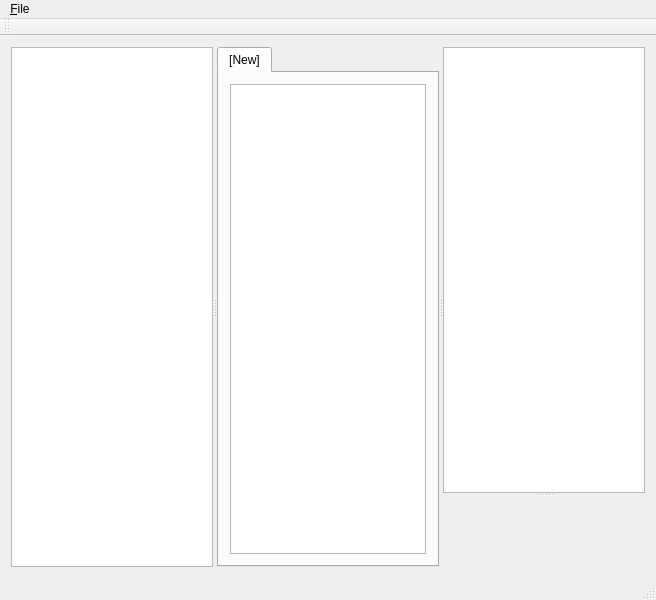
This is src/mainwindow.ui in GilesBathgate/RapCAD as Qt 5 draws it before an edit. The edited form follows.
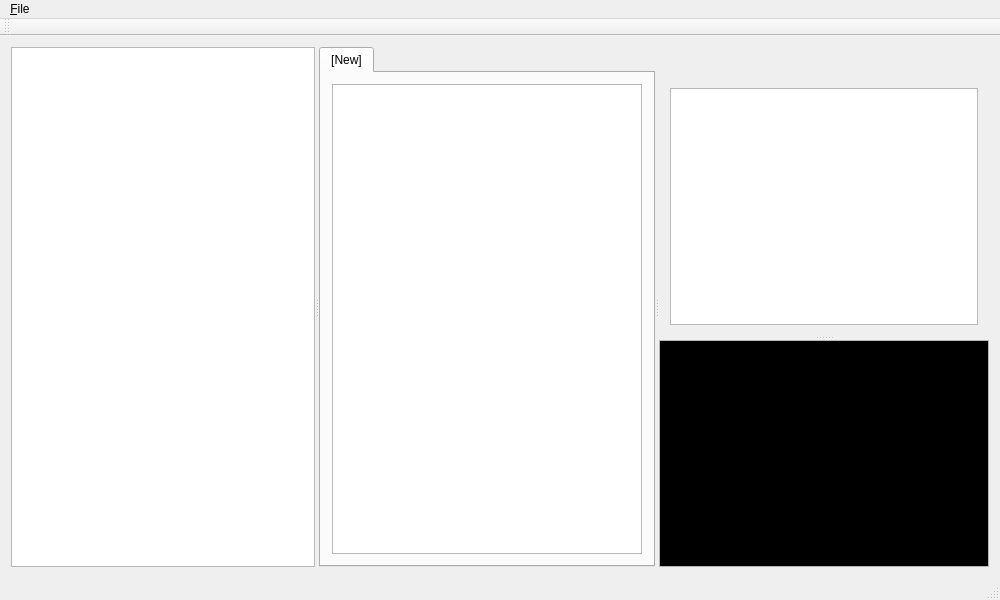
This is the edited form.

Commit message: A few tweaks to the GUI to make mockup screenshots.

Diff of the .ui file:
```diff
--- a/src/mainwindow.ui
+++ b/src/mainwindow.ui
@@ -6,7 +6,7 @@
    <rect>
     <x>0</x>
     <y>0</y>
-    <width>656</width>
+    <width>1000</width>
     <height>600</height>
    </rect>
   </property>
@@ -43,8 +43,95 @@
        <property name="orientation">
         <enum>Qt::Vertical</enum>
        </property>
-       <widget class="QTextEdit" name="glView"/>
-       <widget class="QWidget" name="widget" native="true"/>
+       <widget class="QWidget" name="verticalLayoutWidget">
+        <layout class="QVBoxLayout" name="verticalLayout">
+         <item>
+          <spacer name="verticalSpacer">
+           <property name="orientation">
+            <enum>Qt::Vertical</enum>
+           </property>
+           <property name="sizeType">
+            <enum>QSizePolicy::Fixed</enum>
+           </property>
+           <property name="sizeHint" stdset="0">
+            <size>
+             <width>0</width>
+             <height>30</height>
+            </size>
+           </property>
+          </spacer>
+         </item>
+         <item>
+          <widget class="QTextEdit" name="textEdit"/>
+         </item>
+        </layout>
+       </widget>
+       <widget class="QPlainTextEdit" name="plainTextEdit">
+        <property name="palette">
+         <palette>
+          <active>
+           <colorrole role="Text">
+            <brush brushstyle="SolidPattern">
+             <color alpha="255">
+              <red>255</red>
+              <green>255</green>
+              <blue>255</blue>
+             </color>
+            </brush>
+           </colorrole>
+           <colorrole role="Base">
+            <brush brushstyle="SolidPattern">
+             <color alpha="255">
+              <red>0</red>
+              <green>0</green>
+              <blue>0</blue>
+             </color>
+            </brush>
+           </colorrole>
+          </active>
+          <inactive>
+           <colorrole role="Text">
+            <brush brushstyle="SolidPattern">
+             <color alpha="255">
+              <red>255</red>
+              <green>255</green>
+              <blue>255</blue>
+             </color>
+            </brush>
+           </colorrole>
+           <colorrole role="Base">
+            <brush brushstyle="SolidPattern">
+             <color alpha="255">
+              <red>0</red>
+              <green>0</green>
+              <blue>0</blue>
+             </color>
+            </brush>
+           </colorrole>
+          </inactive>
+          <disabled>
+           <colorrole role="Text">
+            <brush brushstyle="SolidPattern">
+             <color alpha="255">
+              <red>159</red>
+              <green>158</green>
+              <blue>158</blue>
+             </color>
+            </brush>
+           </colorrole>
+           <colorrole role="Base">
+            <brush brushstyle="SolidPattern">
+             <color alpha="255">
+              <red>255</red>
+              <green>255</green>
+              <blue>255</blue>
+             </color>
+            </brush>
+           </colorrole>
+          </disabled>
+         </palette>
+        </property>
+       </widget>
       </widget>
      </widget>
     </item>
@@ -55,7 +142,7 @@
     <rect>
      <x>0</x>
      <y>0</y>
-     <width>656</width>
+     <width>1000</width>
      <height>25</height>
     </rect>
    </property>
```
The commit also changes 1 other file.
